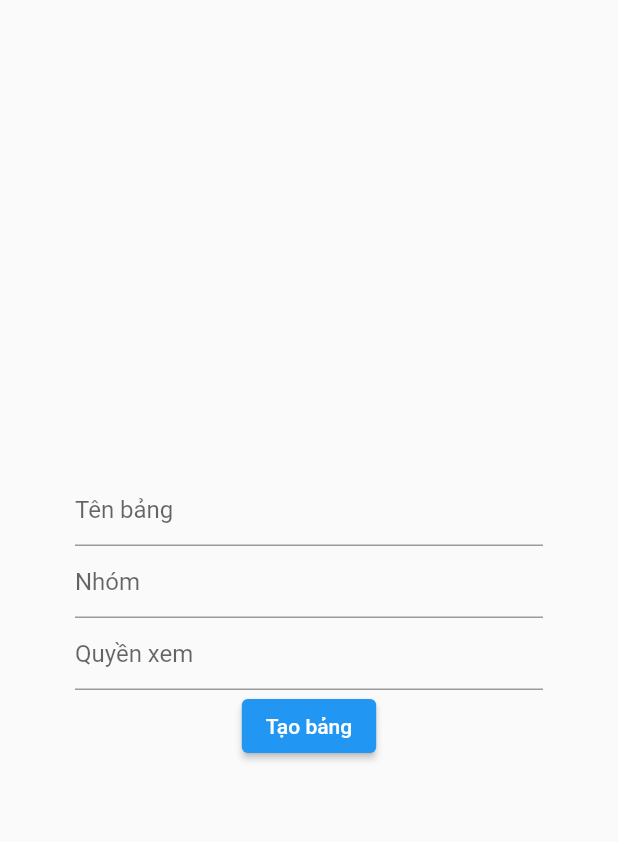
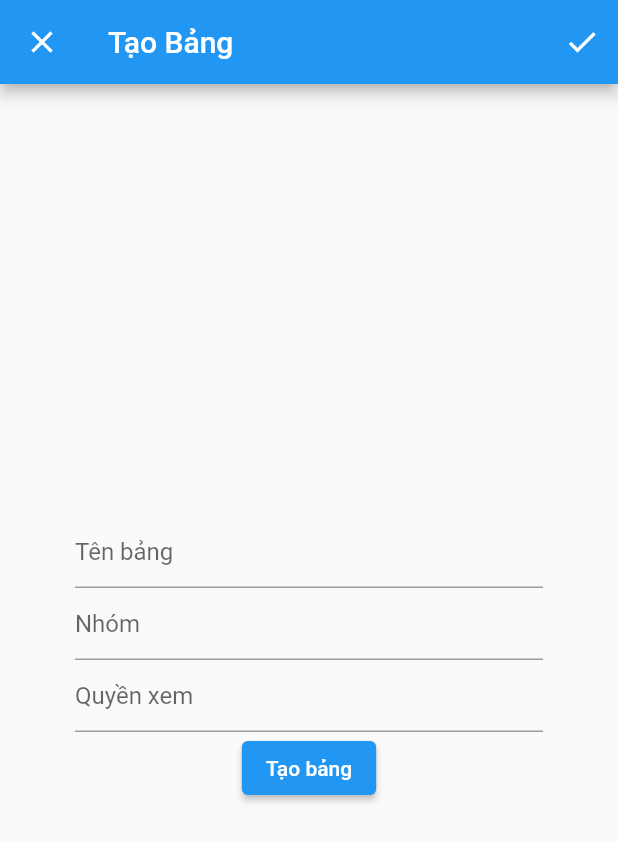
Before and after one commit to TTph18/Trello_Clone, a Flutter app: the CreateBoardScreen screen opened directly, on a phone screen of 412 x 824 dp. Shown: the top 842 px of the screen. Run offline on Flutter 3.47's test engine with Material 2 defaults, Android fonts, the phone set to English and light mode, and no system bars; our stand-ins replace floor, flutter_speed_dial, sqflite; missing offline and left inert: animated_icon_button; accounts and stored records are empty; generated files the repository leaves out were written again.

Commit message:
Add undesigned create board/card screen

```diff
--- a/trello_clone/lib/route_path.dart
+++ b/trello_clone/lib/route_path.dart
@@ -2,3 +2,4 @@ const String LOGIN = '/';
 const String MAIN_SCREEN = '/main_screen';
 const String REGISTER_SCREEN = '/register_screen';
 const String CREATE_BOARD_SCREEN = '/create_board_screen';
+const String CREATE_CARD_SCREEN = '/create_card_screen';
--- a/trello_clone/lib/screens/create_board_screen/create_board_screen.dart
+++ b/trello_clone/lib/screens/create_board_screen/create_board_screen.dart
@@ -1,5 +1,6 @@
 import 'package:flutter/material.dart';
 import 'package:trello_clone/widgets/create_board_screen/create_board_form.dart';
+import '../../route_path.dart';
 
 class CreateBoardScreen extends StatefulWidget {
   @override
@@ -11,6 +12,23 @@ class CreateBoardScreenState extends State<CreateBoardScreen> {
   @override
   Widget build(BuildContext context) {
     return Scaffold(
+      appBar: AppBar(title: Text('Tạo Bảng'),
+          leading: Builder(
+            builder: (BuildContext context) {
+              return IconButton(
+                icon: const Icon(Icons.clear),
+                onPressed: () {
+                  Navigator.of(context).pushNamed(MAIN_SCREEN);
+                },
+              );
+            }
+          ),
+          actions: [
+        IconButton(
+          icon: const Icon(Icons.check),
+          onPressed: () {},
+        ),
+      ]),
       body: Column(
         crossAxisAlignment: CrossAxisAlignment.center,
         mainAxisAlignment: MainAxisAlignment.center,
--- a/trello_clone/lib/screens/main_screen/main_screen.dart
+++ b/trello_clone/lib/screens/main_screen/main_screen.dart
@@ -7,6 +7,8 @@ import 'package:trello_clone/icons/app_icons.dart';
 import 'package:trello_clone/route_path.dart';
 
 import 'package:trello_clone/screens/navigation/Navigation.dart';
+
+import '../../route_path.dart';
 
 class MainScreen extends StatefulWidget {
   @override
@@ -162,7 +164,9 @@ class _MainScreenState extends State<MainScreen> {
                 backgroundColor: Colors.green,
                 label: 'Thẻ',
                 labelStyle: TextStyle(fontSize: 18.0),
-                onTap: () {},
+                onTap: () {
+                  Navigator.of(context).pushNamed(CREATE_CARD_SCREEN);
+                },
               ),
             ],
           )),
```
Also changed, not shown: trello_clone/lib/route_generator.dart (+8 -1 lines), trello_clone/lib/screens/create_card_screen/create_card_screen.dart (added, +33 -0 lines), trello_clone/pubspec.lock.
